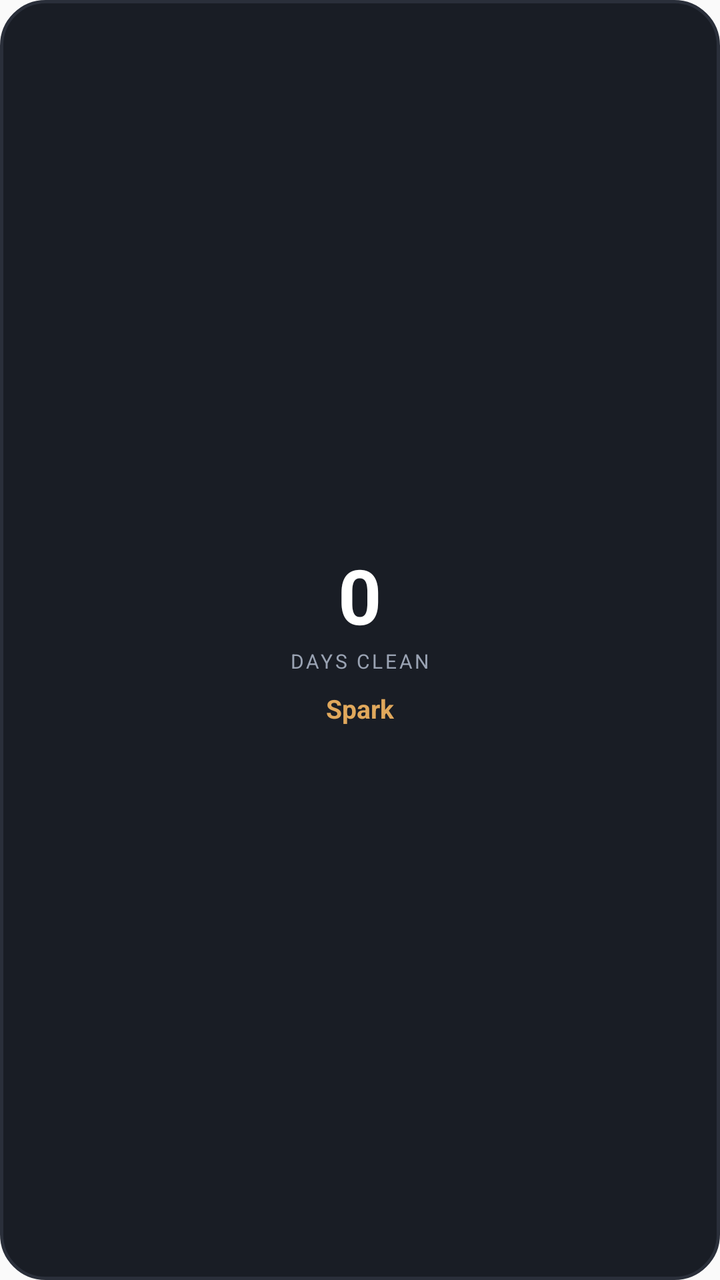
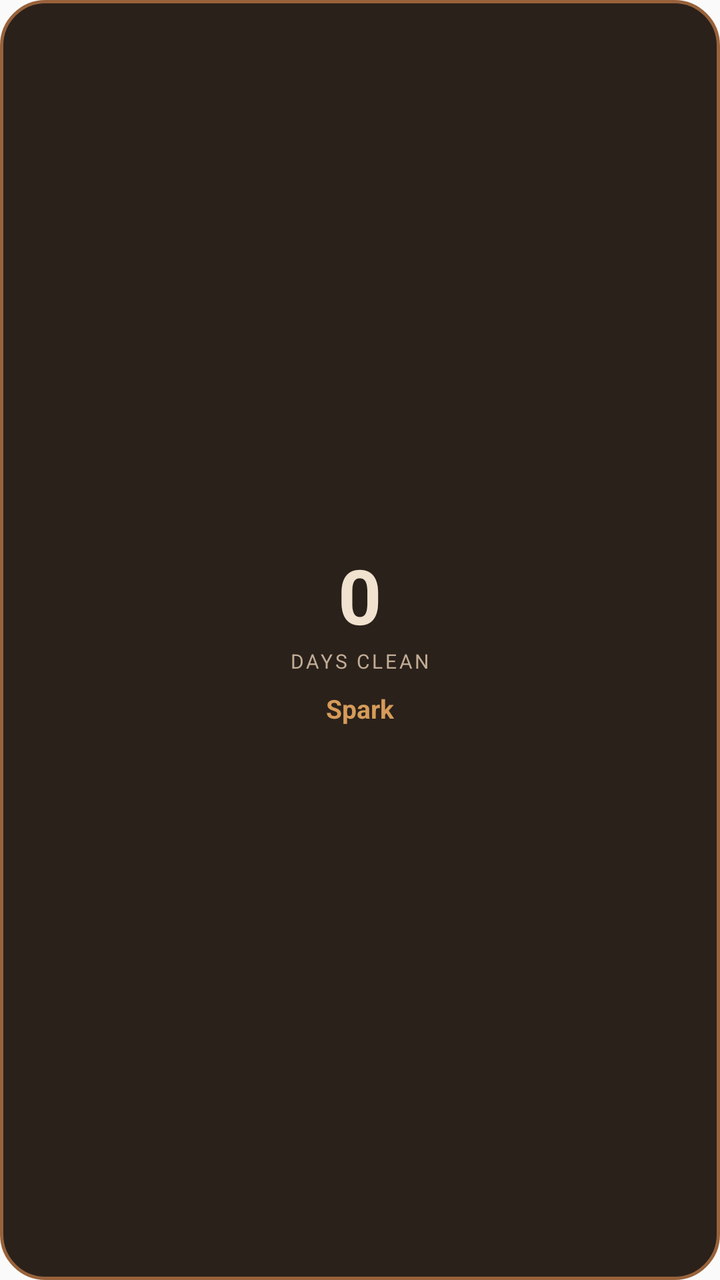

An Android layout rendered at two revisions. The XML below is the earlier revision; the diff shows what the commit changed to produce the second picture.
<!-- AndroidManifest.xml: application theme Theme.Resolve -->
<!-- res/layout/widget_streak.xml -->
<?xml version="1.0" encoding="utf-8"?>
<LinearLayout xmlns:android="http://schemas.android.com/apk/res/android"
    android:id="@+id/wRoot"
    android:layout_width="match_parent"
    android:layout_height="match_parent"
    android:orientation="vertical"
    android:gravity="center"
    android:background="@drawable/widget_bg"
    android:padding="12dp">

    <TextView
        android:id="@+id/wDays"
        android:layout_width="wrap_content"
        android:layout_height="wrap_content"
        android:text="0"
        android:textColor="#FFFFFF"
        android:textSize="38sp"
        android:textStyle="bold"
        android:includeFontPadding="false" />

    <TextView
        android:id="@+id/wLabel"
        android:layout_width="wrap_content"
        android:layout_height="wrap_content"
        android:text="DAYS CLEAN"
        android:textColor="#9AA3B3"
        android:textSize="10sp"
        android:letterSpacing="0.12"
        android:layout_marginTop="2dp" />

    <TextView
        android:id="@+id/wRank"
        android:layout_width="wrap_content"
        android:layout_height="wrap_content"
        android:text="Spark"
        android:textColor="#E0A85C"
        android:textSize="13sp"
        android:textStyle="bold"
        android:layout_marginTop="8dp" />
</LinearLayout>
<!-- resources referenced by this layout -->
<resources>
  <!-- drawable widget_bg (drawable) -->
  <?xml version="1.0" encoding="utf-8"?>
  <shape xmlns:android="http://schemas.android.com/apk/res/android" android:shape="rectangle">
      <solid android:color="#191D25" />
      <corners android:radius="22dp" />
      <stroke android:width="1.5dp" android:color="#2A2F3A" />
  </shape>
  <style name="Theme.Resolve" parent="Theme.AppCompat.DayNight.NoActionBar">
          <item name="android:statusBarColor">#11141A</item>
          <item name="android:navigationBarColor">#11141A</item>
      </style>
</resources>

<!-- the commit's change to res/layout/widget_streak.xml (unified diff, before → after) -->
@@ -13,7 +13,7 @@
         android:layout_width="wrap_content"
         android:layout_height="wrap_content"
         android:text="0"
-        android:textColor="#FFFFFF"
+        android:textColor="#F0E2CF"
         android:textSize="38sp"
         android:textStyle="bold"
         android:includeFontPadding="false" />
@@ -23,7 +23,7 @@
         android:layout_width="wrap_content"
         android:layout_height="wrap_content"
         android:text="DAYS CLEAN"
-        android:textColor="#9AA3B3"
+        android:textColor="#C2AC95"
         android:textSize="10sp"
         android:letterSpacing="0.12"
         android:layout_marginTop="2dp" />
@@ -33,7 +33,7 @@
         android:layout_width="wrap_content"
         android:layout_height="wrap_content"
         android:text="Spark"
-        android:textColor="#E0A85C"
+        android:textColor="#D69B59"
         android:textSize="13sp"
         android:textStyle="bold"
         android:layout_marginTop="8dp" />
<!-- resource entries referenced after the edit -->
@@ -3,13 +3,13 @@
   <!-- drawable widget_bg (drawable) -->
   <?xml version="1.0" encoding="utf-8"?>
   <shape xmlns:android="http://schemas.android.com/apk/res/android" android:shape="rectangle">
-      <solid android:color="#191D25" />
+      <solid android:color="#2A211B" />
       <corners android:radius="22dp" />
-      <stroke android:width="1.5dp" android:color="#2A2F3A" />
+      <stroke android:width="1.5dp" android:color="#98623B" />
   </shape>
   <style name="Theme.Resolve" parent="Theme.AppCompat.DayNight.NoActionBar">
-          <item name="android:statusBarColor">#11141A</item>
-          <item name="android:navigationBarColor">#11141A</item>
+          <item name="android:statusBarColor">#171310</item>
+          <item name="android:navigationBarColor">#171310</item>
       </style>
 </resources>
 
